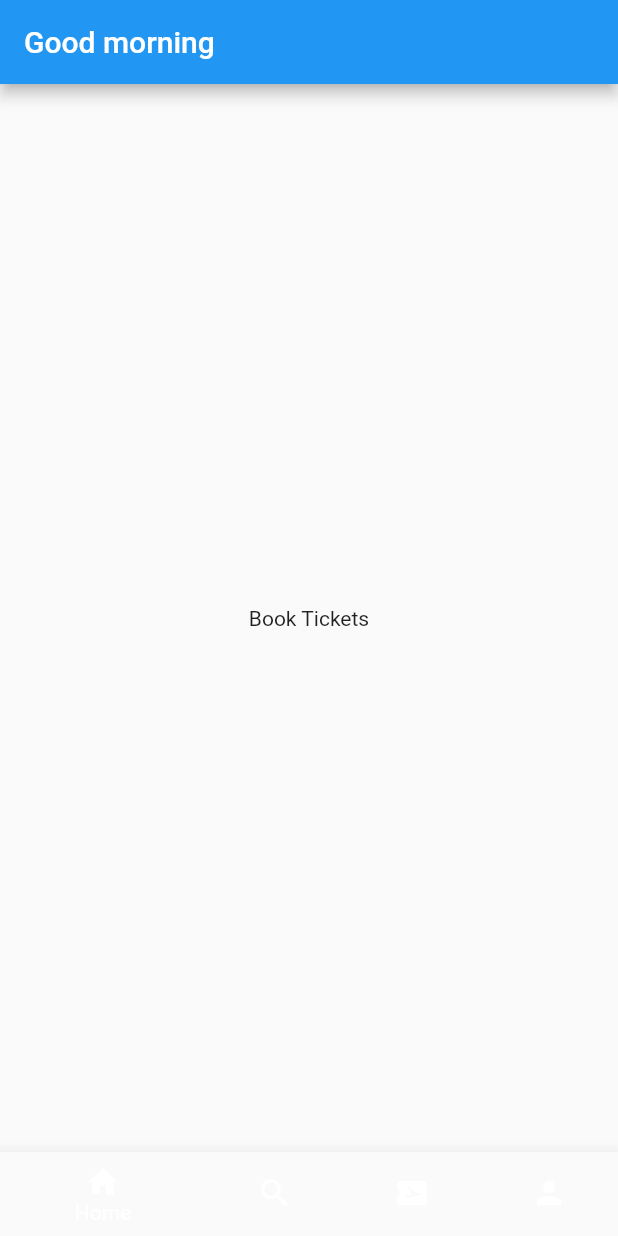
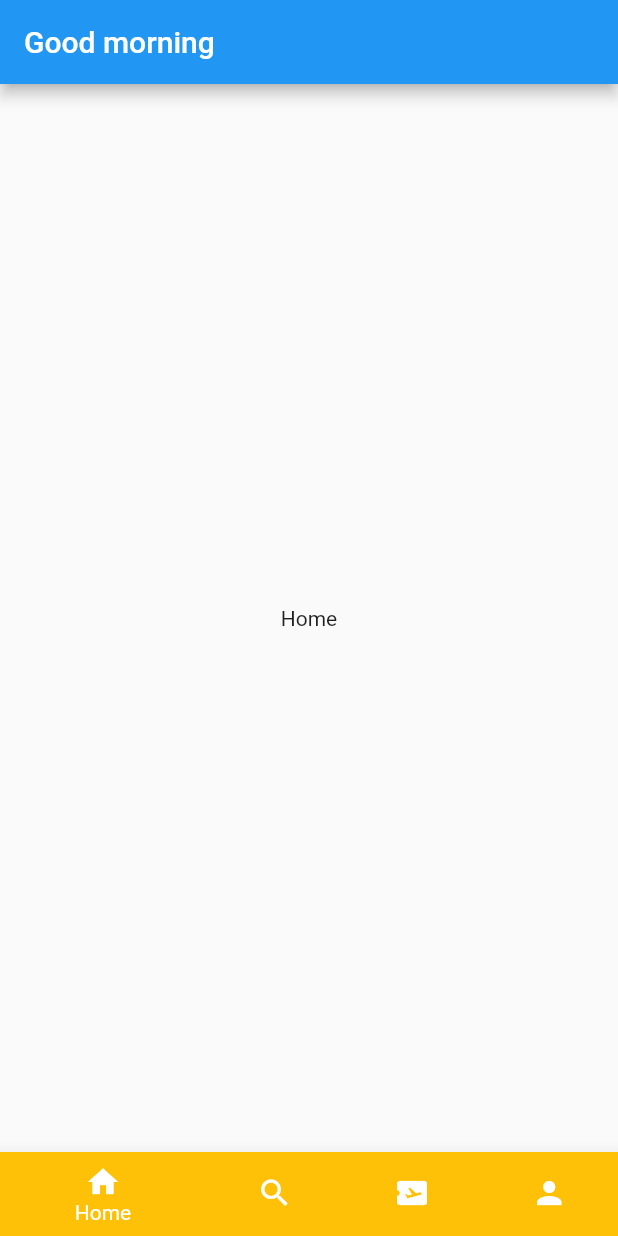
Before and after one commit to home-22/booking_app, a Flutter app: the screen it shows after launch, on a phone screen of 412 x 824 dp. Run offline on Flutter 3.47's test engine with Material 2 defaults, Android fonts, the phone set to English and light mode, and no system bars.

Commit message:
Ticket Booking App

```diff
--- a/lib/home screen.dart
+++ b/lib/home screen.dart
@@ -8,22 +8,35 @@ class Home extends StatefulWidget {
 }
 
 class _HomeState extends State<Home> {
+  int selectedIndex = 0;
+  List pages = [
+    const Text('Home'),
+    const Text('Search'),
+    const Text('Tickets'),
+    const Text('Profile'),
+  ];
   @override
   Widget build(BuildContext context) {
     return Scaffold(
       appBar: AppBar(
         title: const Text('Good morning'),
       ),
-      body: const Center(
-        child: Text('Book Tickets'),
+      body: Center(
+        child: pages[selectedIndex],
       ),
-      bottomNavigationBar: BottomNavigationBar(elevation: 10, items: const [
-        BottomNavigationBarItem(icon: Icon(Icons.home), label: 'Home'),
-        BottomNavigationBarItem(icon: Icon(Icons.search), label: 'Search'),
-        BottomNavigationBarItem(
-            icon: Icon(Icons.airplane_ticket), label: 'Ticket'),
-        BottomNavigationBarItem(icon: Icon(Icons.person), label: 'Profile')
-      ]),
+      bottomNavigationBar: BottomNavigationBar(
+          elevation: 10,
+          showUnselectedLabels: false,
+          items: const [
+            BottomNavigationBarItem(
+                icon: Icon(Icons.home),
+                label: 'Home',
+                backgroundColor: Colors.amber),
+            BottomNavigationBarItem(icon: Icon(Icons.search), label: 'Search'),
+            BottomNavigationBarItem(
+                icon: Icon(Icons.airplane_ticket), label: 'Ticket'),
+            BottomNavigationBarItem(icon: Icon(Icons.person), label: 'Profile')
+          ]),
     );
   }
 }
```
